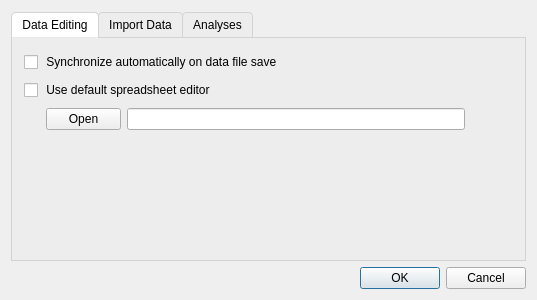
First picture: the form in JASP-Desktop/preferencesdialog.ui, repository jasp-stats/jasp-desktop, before the edit.
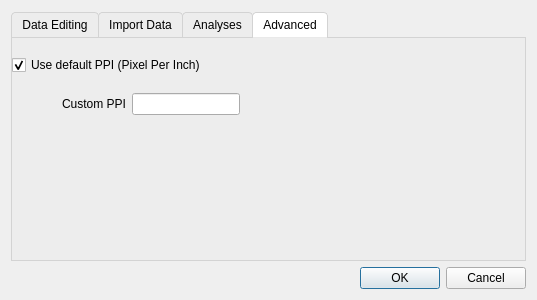
Second picture: the form after the edit.

Commit message: Add advanced option to set the ppi

```diff
--- a/JASP-Desktop/preferencesdialog.ui
+++ b/JASP-Desktop/preferencesdialog.ui
@@ -151,7 +151,7 @@
         <enum>QTabWidget::Rounded</enum>
        </property>
        <property name="currentIndex">
-        <number>0</number>
+        <number>3</number>
        </property>
        <property name="elideMode">
         <enum>Qt::ElideNone</enum>
@@ -160,7 +160,7 @@
         <attribute name="title">
          <string>Data Editing</string>
         </attribute>
-        <widget class="QWidget" name="">
+        <widget class="QWidget" name="layoutWidget">
          <property name="geometry">
           <rect>
            <x>12</x>
@@ -518,6 +518,88 @@
          </item>
         </layout>
        </widget>
+       <widget class="QWidget" name="tab_4">
+        <attribute name="title">
+         <string>Advanced</string>
+        </attribute>
+        <widget class="QWidget" name="verticalLayoutWidget">
+         <property name="geometry">
+          <rect>
+           <x>0</x>
+           <y>6</y>
+           <width>278</width>
+           <height>71</height>
+          </rect>
+         </property>
+         <layout class="QVBoxLayout" name="verticalLayout_4">
+          <item>
+           <layout class="QHBoxLayout" name="horizontalLayout_3">
+            <item>
+             <widget class="QCheckBox" name="useDefaultPPI">
+              <property name="text">
+               <string>Use default PPI (Pixel Per Inch)</string>
+              </property>
+              <property name="checked">
+               <bool>true</bool>
+              </property>
+             </widget>
+            </item>
+            <item>
+             <widget class="QLabel" name="labelDefaultPPI">
+              <property name="text">
+               <string/>
+              </property>
+             </widget>
+            </item>
+           </layout>
+          </item>
+          <item>
+           <layout class="QHBoxLayout" name="customPPILayout">
+            <item>
+             <spacer name="horizontalSpacer_5">
+              <property name="orientation">
+               <enum>Qt::Horizontal</enum>
+              </property>
+              <property name="sizeHint" stdset="0">
+               <size>
+                <width>40</width>
+                <height>20</height>
+               </size>
+              </property>
+             </spacer>
+            </item>
+            <item>
+             <widget class="QLabel" name="labelPPI">
+              <property name="text">
+               <string>Custom PPI</string>
+              </property>
+             </widget>
+            </item>
+            <item>
+             <widget class="QLineEdit" name="customPPI">
+              <property name="maxLength">
+               <number>5</number>
+              </property>
+             </widget>
+            </item>
+            <item>
+             <spacer name="horizontalSpacer_4">
+              <property name="orientation">
+               <enum>Qt::Horizontal</enum>
+              </property>
+              <property name="sizeHint" stdset="0">
+               <size>
+                <width>40</width>
+                <height>20</height>
+               </size>
+              </property>
+             </spacer>
+            </item>
+           </layout>
+          </item>
+         </layout>
+        </widget>
+       </widget>
       </widget>
      </item>
      <item>
```
Left out of the diff: 16 changed lines with no effect on the pictures. The commit also changes 10 other files.
